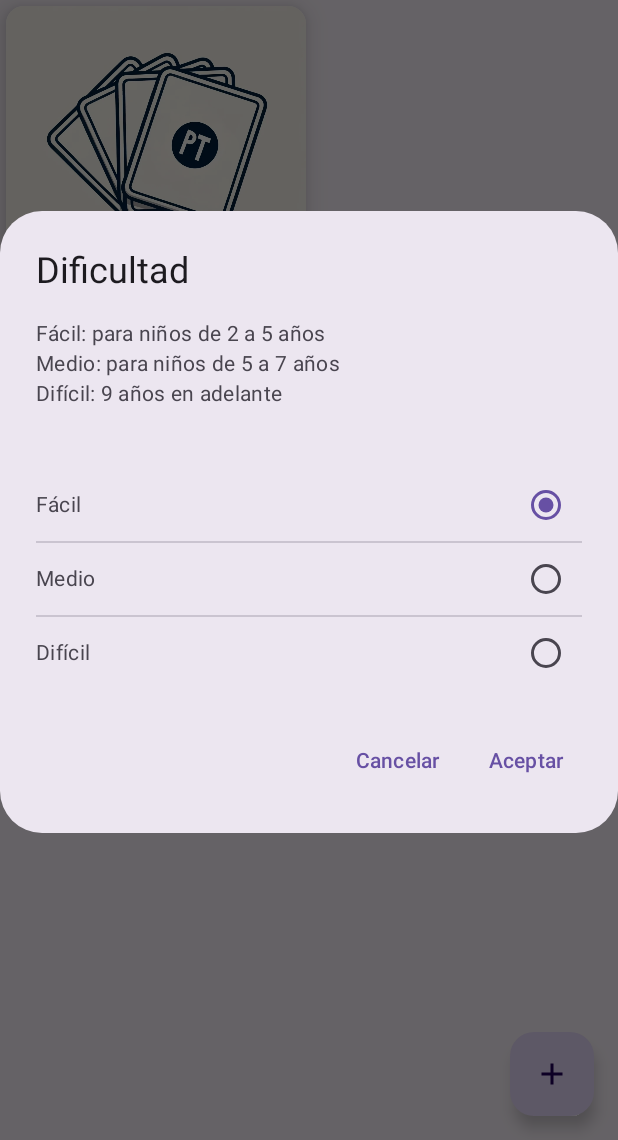
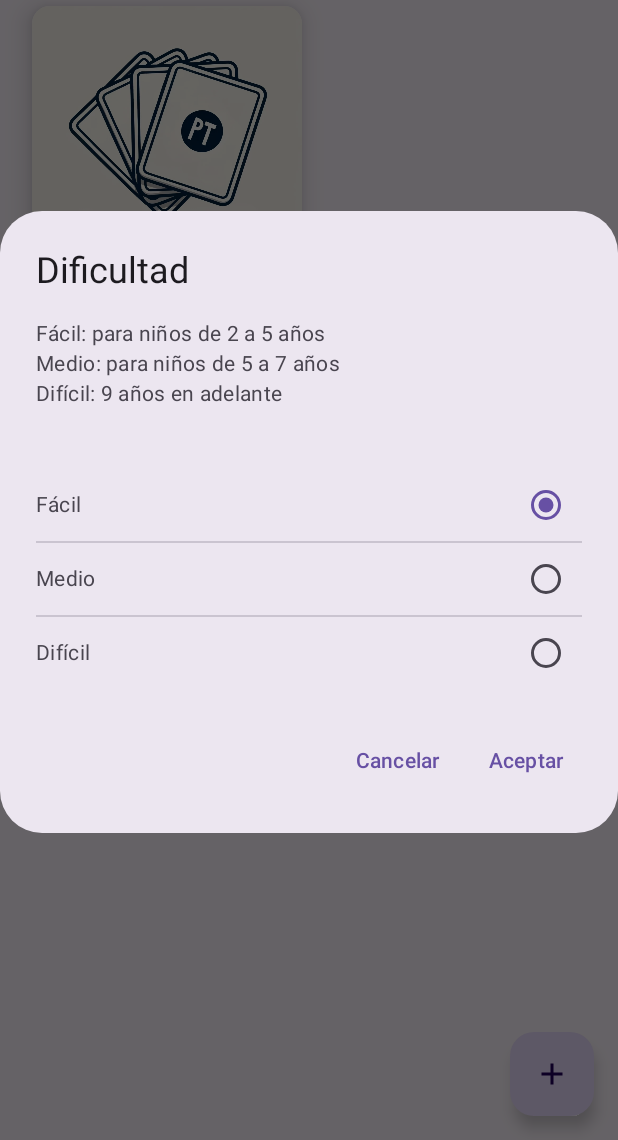
Before and after one commit to Raynou/PictoTalk, an Android app built with Jetpack Compose: the screen it shows after launch (MainActivity), after a tap on "Settings", on a phone screen of 412 x 824 dp, the part 96-1236 px from its top. Run offline under Robolectric (Android 15) with nearby library versions, the phone set to English and light mode, and no system bars.

Commit message:
add a stable version of new deck menu

```diff
--- a/app/src/main/java/com/example/pictotalk/PictoTalkScreen.kt
+++ b/app/src/main/java/com/example/pictotalk/PictoTalkScreen.kt
@@ -2,44 +2,26 @@ package com.example.pictotalk
 
 import CardsListScreen
 import androidx.annotation.StringRes
-import androidx.compose.foundation.layout.Arrangement
-import androidx.compose.foundation.layout.Column
-import androidx.compose.foundation.layout.Row
 import androidx.compose.foundation.layout.fillMaxSize
-import androidx.compose.foundation.layout.fillMaxWidth
 import androidx.compose.foundation.layout.padding
-import androidx.compose.material.icons.Icons
-import androidx.compose.material.icons.filled.Settings
-import androidx.compose.material3.AlertDialog
-import androidx.compose.material3.Divider
-import androidx.compose.material3.ExperimentalMaterial3Api
-import androidx.compose.material3.Icon
-import androidx.compose.material3.IconButton
-import androidx.compose.material3.RadioButton
 import androidx.compose.material3.Scaffold
-import androidx.compose.material3.Text
-import androidx.compose.material3.TextButton
-import androidx.compose.material3.TopAppBar
-import androidx.compose.material3.TopAppBarDefaults.topAppBarColors
 import androidx.compose.runtime.Composable
 import androidx.compose.runtime.getValue
-import androidx.compose.runtime.mutableStateOf
-import androidx.compose.runtime.remember
-import androidx.compose.runtime.saveable.rememberSaveable
-import androidx.compose.ui.Alignment
+import androidx.compose.ui.ExperimentalComposeUiApi
 import androidx.compose.ui.Modifier
-import androidx.compose.ui.graphics.Color
 import androidx.compose.ui.platform.LocalContext
+import androidx.compose.ui.platform.LocalSoftwareKeyboardController
 import androidx.navigation.NavHostController
 import androidx.navigation.compose.NavHost
 import androidx.navigation.compose.composable
 import androidx.navigation.compose.currentBackStackEntryAsState
 import androidx.navigation.compose.rememberNavController
-import com.example.pictotalk.game.Difficulty
 import com.example.pictotalk.game.SettingsManager
 import com.example.pictotalk.ui.GameScreen
 import com.example.pictotalk.ui.MainMenuScreen
 import com.example.pictotalk.ui.NewDeckScreen
+import com.example.pictotalk.ui.components.PictoTalkTopAppBar
+import kotlinx.coroutines.delay
 
 enum class PictoTalkScreen(@StringRes val title: Int? = null) {
     Start(title = R.string.app_name),
@@ -48,94 +30,7 @@ enum class PictoTalkScreen(@StringRes val title: Int? = null) {
     CardsList(title = R.string.card_list)
 }
 
-@OptIn(ExperimentalMaterial3Api::class)
-@Composable
-fun PictoTalkTopAppBar(settingsManager: SettingsManager) {
-    val showDialog = remember { mutableStateOf(false) }
-    val stateManager = StateManager.getInstance()
-    val backGroundColor = Color(0xFFFEF7FF)
-    TopAppBar(
-        title = { Text("PictoTalk") },
-        actions = {
-            IconButton(onClick = { showDialog.value = true }) {
-                Icon(Icons.Filled.Settings, contentDescription = "Settings")
-            }
-        },
-        // Add background color
-        colors = topAppBarColors(containerColor = backGroundColor)
-    )
-
-    if (showDialog.value) {
-        val radioGroupState = rememberSaveable { mutableStateOf(settingsManager.getDifficulty()) }
-        AlertDialog(
-            onDismissRequest = { showDialog.value = false },
-            title = { Text("Dificultad") },
-            text = {
-                Column {
-                    Text("Fácil: para niños de 2 a 5 años")
-                    Text("Medio: para niños de 5 a 7 años")
-                    Text("Difícil: 9 años en adelante")
-
-                    // Espacio en blanco
-                    Text("\n")
-
-                    Row (
-                        modifier = Modifier.fillMaxWidth(),
-                        horizontalArrangement = Arrangement.SpaceBetween,
-                        verticalAlignment = Alignment.CenterVertically
-                    ){
-                        Text("Fácil")
-                        RadioButton(
-                            selected = radioGroupState.value == Difficulty.EASY,
-                            onClick = { radioGroupState.value = Difficulty.EASY }
-                        )
-                    }
-
-                    Divider()
-
-                    Row (
-                        modifier = Modifier.fillMaxWidth(),
-                        horizontalArrangement = Arrangement.SpaceBetween,
-                        verticalAlignment = Alignment.CenterVertically
-                    ){
-                        Text("Medio")
-                        RadioButton(
-                            selected = radioGroupState.value == Difficulty.MEDIUM,
-                            onClick = { radioGroupState.value = Difficulty.MEDIUM }
-                        )
-                    }
-
-                    Divider()
-                    Row (
-                        modifier = Modifier.fillMaxWidth(),
-                        horizontalArrangement = Arrangement.SpaceBetween,
-                        verticalAlignment = Alignment.CenterVertically
-                    ){
-                        Text("Difícil")
-                        RadioButton(
-                            selected = radioGroupState.value == Difficulty.HARD,
-                            onClick = { radioGroupState.value = Difficulty.HARD }
-                        )
-                    }
-                }
-            },
-            confirmButton = {
-                TextButton(onClick = {
-                    settingsManager.setDifficulty(radioGroupState.value)
-                    showDialog.value = false
-                }) {
-                    Text("Aceptar")
-                }
-            },
-            dismissButton = {
-                TextButton(onClick = { showDialog.value = false }) {
-                    Text("Cancelar")
-                }
-            }
-        )
-    }
-}
-
+@OptIn(ExperimentalComposeUiApi::class)
 @Composable
 fun PictoTalkApp(
     navController: NavHostController = rememberNavController()
@@ -145,6 +40,8 @@ fun PictoTalkApp(
         backStateEntry?.destination?.route ?: PictoTalkScreen.Start.name
     )
     val stateManager = StateManager.getInstance()
+    val keyboardController = LocalSoftwareKeyboardController.current
+
     Scaffold {  innerPadding ->
         NavHost(
             navController = navController,
@@ -155,7 +52,14 @@ fun PictoTalkApp(
         ) {
             composable(PictoTalkScreen.Start.name) {
                 MainMenuScreen(
-                    topAppBar = { PictoTalkTopAppBar(SettingsManager(LocalContext.current)) },
+                    topAppBar = {
+                        PictoTalkTopAppBar(
+                            SettingsManager(LocalContext.current),
+                            canManageSettings = true,
+                            canGoBack = false,
+                            title = "PictoTalk"
+                        )
+                    },
                     onDeckClicked = {
                         navController.navigate(PictoTalkScreen.Game.name)
                     },
@@ -169,7 +73,7 @@ fun PictoTalkApp(
             composable(PictoTalkScreen.Game.name) {
                 GameScreen(
                     navigateUp = {
-                        navController.navigateUp()
+                        navController.popBackStack()
                     }
                 )
             }
@@ -178,7 +82,21 @@ fun PictoTalkApp(
             ) {
                 NewDeckScreen(
                     topAppBar = {
-                        PictoTalkTopAppBar(SettingsManager(LocalContext.current))
+                        PictoTalkTopAppBar(
+                            SettingsManager(LocalContext.current),
+                            canManageSettings = false,
+                            canGoBack = true,
+                            title = "Nuevo Mazo",
+                            onGoBack = {
+                                stateManager.newDeckName = ""
+                                stateManager.newDeckPictograms = mutableListOf()
+
+                                // Hide the keyboard
+                                keyboardController?.hide()
+
+                                navController.popBackStack()
+                            }
+                        )
                     },
                     onDeckClicked = {
                         navController.navigate(PictoTalkScreen.CardsList.name)
@@ -193,7 +111,15 @@ fun PictoTalkApp(
             ) {
                 CardsListScreen(
                     topAppBar = {
-                        PictoTalkTopAppBar(SettingsManager(LocalContext.current))
+                        PictoTalkTopAppBar(
+                            SettingsManager(LocalContext.current),
+                            canManageSettings = false,
+                            canGoBack = true,
+                            title = "Selección de cartas",
+                            onGoBack = {
+                                navController.popBackStack()
+                            }
+                        )
                     },
                     navigateUp = {
                         navController.popBackStack()
--- a/app/src/main/java/com/example/pictotalk/ui/components/DeckCard.kt
+++ b/app/src/main/java/com/example/pictotalk/ui/components/DeckCard.kt
@@ -4,6 +4,7 @@ import androidx.compose.foundation.Image
 import androidx.compose.foundation.layout.Column
 import androidx.compose.foundation.layout.fillMaxSize
 import androidx.compose.foundation.layout.height
+import androidx.compose.foundation.layout.padding
 import androidx.compose.foundation.layout.width
 import androidx.compose.material3.Card
 import androidx.compose.material3.CardDefaults
@@ -22,17 +23,15 @@ import com.example.pictotalk.entities.Deck
 fun DeckCard(deck: Deck, onDeckClicked: () -> Unit = {}) {
     Card(
         modifier = Modifier
-            .width(200.dp)
-            .height(250.dp),
-        // shape = CutCornerShape(20.dp)
+            .width(180.dp)
+            .height(210.dp),
         elevation = CardDefaults.cardElevation(10.dp),
-        //border = BorderStroke(3.dp,Color.Gray)
         colors = CardDefaults.cardColors(
             containerColor = Color.White
         ),
         onClick = {
             onDeckClicked()
-        }
+        },
     ) {
         Column(
             modifier = Modifier.fillMaxSize(),
@@ -44,7 +43,7 @@ fun DeckCard(deck: Deck, onDeckClicked: () -> Unit = {}) {
                 painter = painterResource(id = deck.image),
                 contentDescription = deck.name
             )
-            Text(deck.name, fontSize = 16.sp)
+            Text(deck.name, fontSize = 16.sp, modifier = Modifier.padding(horizontal = 8.dp))
         }
     }
 }
--- a/app/src/main/java/com/example/pictotalk/ui/components/DeckList.kt
+++ b/app/src/main/java/com/example/pictotalk/ui/components/DeckList.kt
@@ -3,32 +3,49 @@ package com.example.pictotalk.ui.components
 import androidx.compose.foundation.layout.Arrangement
 import androidx.compose.foundation.layout.PaddingValues
 import androidx.compose.foundation.layout.Row
+import androidx.compose.foundation.layout.Spacer
+import androidx.compose.foundation.layout.fillMaxWidth
+import androidx.compose.foundation.layout.height
 import androidx.compose.foundation.layout.padding
+import androidx.compose.foundation.layout.width
 import androidx.compose.foundation.lazy.LazyColumn
 import androidx.compose.foundation.lazy.items
 import androidx.compose.runtime.Composable
+import androidx.compose.ui.Alignment
 import androidx.compose.ui.Modifier
 import androidx.compose.ui.unit.dp
 import com.example.pictotalk.StateManager
 import com.example.pictotalk.entities.Deck
 
 @Composable
-fun DeckList(decks: List<Deck>, paddingValues: PaddingValues, onDeckClicked: () -> Unit = {}) {
+fun DeckList(
+    decks: List<Deck>,
+    paddingValues: PaddingValues,
+    onDeckClicked: () -> Unit = {}
+) {
     LazyColumn(
         contentPadding = paddingValues,
-        verticalArrangement = Arrangement.spacedBy(4.dp)
+        verticalArrangement = Arrangement.spacedBy(4.dp),
     ) {
         items(decks.chunked(2)) { rowDecks ->
             Row(
-                modifier = Modifier.padding(4.dp),
-                horizontalArrangement = Arrangement.spacedBy(9.dp)
+                modifier = Modifier
+                    .fillMaxWidth()
+                    .padding(4.dp),
+                horizontalArrangement = Arrangement.spacedBy(9.dp, Alignment.CenterHorizontally),
             ) {
                 for (deck in rowDecks) {
-                    DeckCard(deck, onDeckClicked = {
-                        onDeckClicked()
-                        val vm = StateManager.getInstance()
-                        vm.deck = deck
-                    })
+                    DeckCard(
+                        deck,
+                        onDeckClicked = {
+                            onDeckClicked()
+                            val vm = StateManager.getInstance()
+                            vm.deck = deck
+                        }
+                    )
+                }
+                if (rowDecks.size < 2) {
+                    Spacer(modifier = Modifier.width(180.dp).height(210.dp))
                 }
             }
         }
--- /dev/null
+++ b/app/src/main/java/com/example/pictotalk/ui/components/PictoTalkTopAppBar.kt
@@ -0,0 +1,58 @@
+package com.example.pictotalk.ui.components
+
+import androidx.compose.material.icons.Icons
+import androidx.compose.material.icons.filled.ArrowBack
+import androidx.compose.material.icons.filled.Settings
+import androidx.compose.material3.ExperimentalMaterial3Api
+import androidx.compose.material3.Icon
+import androidx.compose.material3.IconButton
+import androidx.compose.material3.Text
+import androidx.compose.material3.TopAppBar
+import androidx.compose.material3.TopAppBarDefaults
+import androidx.compose.runtime.Composable
+import androidx.compose.runtime.mutableStateOf
+import androidx.compose.runtime.remember
+import androidx.compose.runtime.saveable.rememberSaveable
+import androidx.compose.ui.graphics.Color
+import com.example.pictotalk.game.SettingsManager
+
+@OptIn(ExperimentalMaterial3Api::class)
+@Composable
+fun PictoTalkTopAppBar(
+    settingsManager: SettingsManager,
+    canManageSettings: Boolean,
+    canGoBack: Boolean,
+    title: String,
+    onGoBack: () -> Unit = {},
+) {
+    val showDialog = remember { mutableStateOf(false) }
+    val backGroundColor = Color(0xFFFEF7FF)
+    TopAppBar(
+        title = { Text(title) },
+        actions = {
+            if(canManageSettings){
+                IconButton(onClick = { showDialog.value = true }) {
+                    Icon(Icons.Filled.Settings, contentDescription = "Settings")
+                }
+            }
+        },
+        navigationIcon = {
+            if(canGoBack){
+                IconButton(onClick = { onGoBack() }) {
+                    Icon(Icons.Filled.ArrowBack, contentDescription = "Back")
+                }
+            }
+        },
+        // Add background color
+        colors = TopAppBarDefaults.topAppBarColors(containerColor = backGroundColor)
+    )
+
+    if(canManageSettings && showDialog.value) {
+        val radioGroupState = rememberSaveable { mutableStateOf(settingsManager.getDifficulty()) }
+        SettingsDialog(
+            showDialog = showDialog,
+            settingsManager = settingsManager,
+            radioGroupState = radioGroupState
+        )
+    }
+}
--- /dev/null
+++ b/app/src/main/java/com/example/pictotalk/ui/components/SettingsDialog.kt
@@ -0,0 +1,91 @@
+package com.example.pictotalk.ui.components
+
+import androidx.compose.foundation.layout.Arrangement
+import androidx.compose.foundation.layout.Column
+import androidx.compose.foundation.layout.Row
+import androidx.compose.foundation.layout.fillMaxWidth
+import androidx.compose.material3.AlertDialog
+import androidx.compose.material3.Divider
+import androidx.compose.material3.RadioButton
+import androidx.compose.material3.Text
+import androidx.compose.material3.TextButton
+import androidx.compose.runtime.Composable
+import androidx.compose.runtime.MutableState
+import androidx.compose.ui.Alignment
+import androidx.compose.ui.Modifier
+import com.example.pictotalk.game.Difficulty
+import com.example.pictotalk.game.SettingsManager
+
+@Composable
+fun SettingsDialog(
+    showDialog: MutableState<Boolean>,
+    settingsManager: SettingsManager,
+    radioGroupState: MutableState<Difficulty>,
+) {
+    AlertDialog(
+        onDismissRequest = { showDialog.value = false },
+        title = { Text("Dificultad") },
+        text = {
+            Column {
+                Text("Fácil: para niños de 2 a 5 años")
+                Text("Medio: para niños de 5 a 7 años")
+                Text("Difícil: 9 años en adelante")
+
+                // Espacio en blanco
+                Text("\n")
+
+                Row (
+                    modifier = Modifier.fillMaxWidth(),
+                    horizontalArrangement = Arrangement.SpaceBetween,
+                    verticalAlignment = Alignment.CenterVertically
+                ){
+                    Text("Fácil")
+                    RadioButton(
+                        selected = radioGroupState.value == Difficulty.EASY,
+                        onClick = { radioGroupState.value = Difficulty.EASY }
+                    )
+                }
+
+                Divider()
+
+                Row (
+                    modifier = Modifier.fillMaxWidth(),
+                    horizontalArrangement = Arrangement.SpaceBetween,
+                    verticalAlignment = Alignment.CenterVertically
+                ){
+                    Text("Medio")
+                    RadioButton(
+                        selected = radioGroupState.value == Difficulty.MEDIUM,
+                        onClick = { radioGroupState.value = Difficulty.MEDIUM }
+                    )
+                }
+
+                Divider()
+                Row (
+                    modifier = Modifier.fillMaxWidth(),
+                    horizontalArrangement = Arrangement.SpaceBetween,
+                    verticalAlignment = Alignment.CenterVertically
+                ){
+                    Text("Difícil")
+                    RadioButton(
+                        selected = radioGroupState.value == Difficulty.HARD,
+                        onClick = { radioGroupState.value = Difficulty.HARD }
+                    )
+                }
+            }
+        },
+        confirmButton = {
+            TextButton(onClick = {
+                settingsManager.setDifficulty(radioGroupState.value)
+                showDialog.value = false
+            }) {
+                Text("Aceptar")
+            }
+        },
+        dismissButton = {
+            TextButton(onClick = { showDialog.value = false }) {
+                Text("Cancelar")
+            }
+        }
+    )
+}
```
Also changed, not shown: app/src/main/java/com/example/pictotalk/ui/NewDeckScreen.kt (+16 -14 lines).
